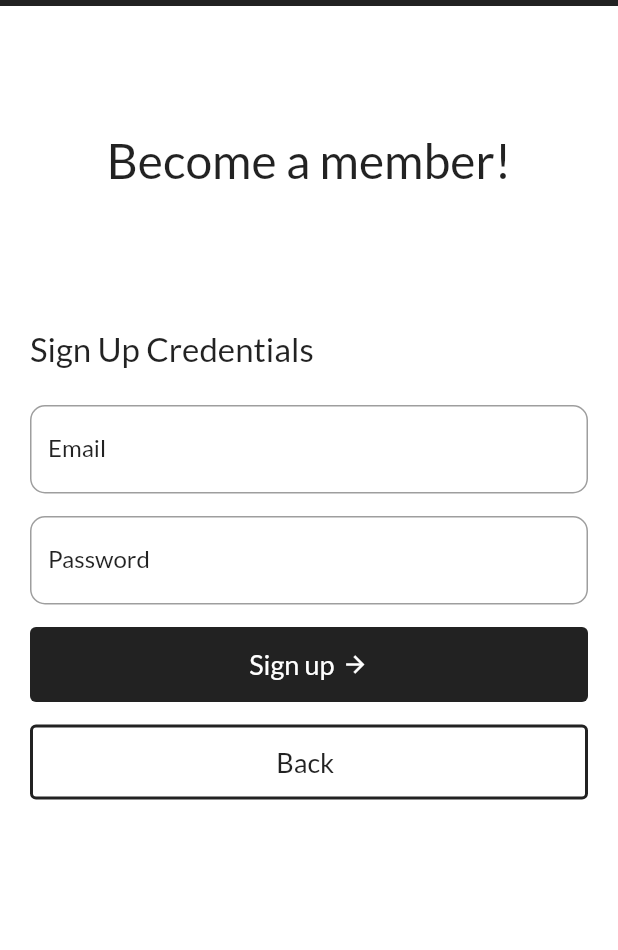
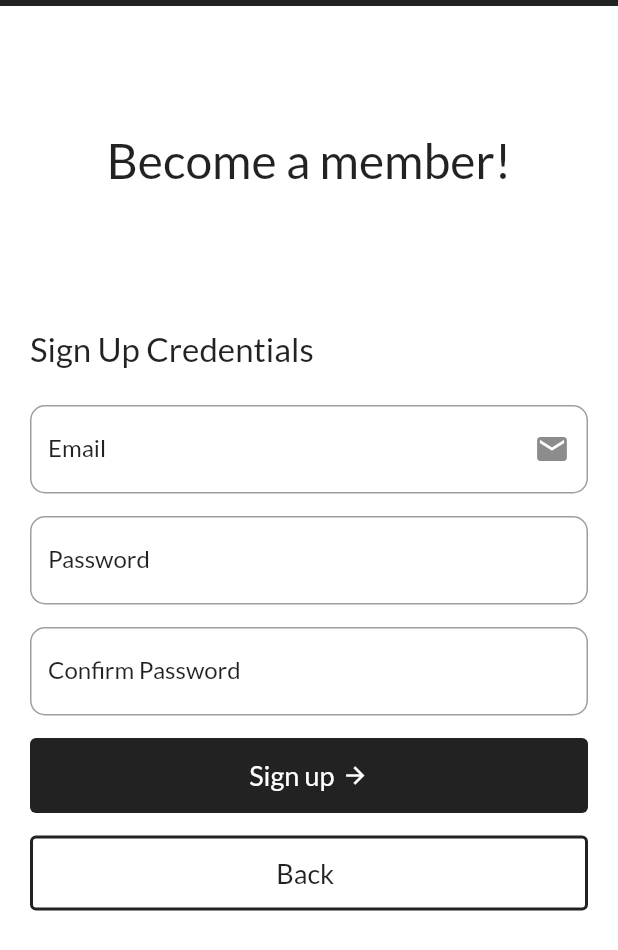
Before and after one commit to paritosh-jha/ssm-hex-view-app, a Flutter app: the SignUpScreen screen opened directly, swiped to page 3, on a phone screen of 412 x 824 dp. Shown: the top 950 px of the screen. Run offline on Flutter 3.47's test engine with Material 2 defaults, Android fonts, the phone set to English and light mode, and no system bars; our stand-ins replace cloud_firestore, firebase_auth, firebase_core, firebase_database, firebase_messaging, font_awesome_flutter and 2 more; missing offline and left inert: maps_launcher; accounts and stored records are empty.

Commit message:
Fixed confirm password

```diff
--- a/lib/screens/auth/widgets/signup_credentials_form.dart
+++ b/lib/screens/auth/widgets/signup_credentials_form.dart
@@ -16,8 +16,11 @@ class SignUpCredentialsForm extends StatefulWidget {
 
 class _SignUpCredentialsFormState extends State<SignUpCredentialsForm> {
   final _formKey = GlobalKey<FormState>();
+  late final TextEditingController _passwordController =
+      TextEditingController();
   String enteredEmail = '';
   String enteredPassword = '';
+  String enteredRepeatedPassword = '';
 
   _onSubmit() {
     final isValid = _formKey.currentState!.validate();
@@ -65,6 +68,7 @@ class _SignUpCredentialsFormState extends State<SignUpCredentialsForm> {
                 decoration: const InputDecoration(
                   label: Text('Email'),
                   hintText: 'Enter your email',
+                  suffixIcon: Icon(Icons.mail),
                 ),
                 validator: (value) {
                   if (value == null || value.trim().isEmpty) {
@@ -80,6 +84,7 @@ class _SignUpCredentialsFormState extends State<SignUpCredentialsForm> {
                 height: 15,
               ),
               TextFormField(
+                controller: _passwordController,
                 decoration: const InputDecoration(
                   label: Text('Password'),
                   hintText: 'Enter your password',
@@ -94,6 +99,26 @@ class _SignUpCredentialsFormState extends State<SignUpCredentialsForm> {
                 },
                 onSaved: (value) {
                   enteredPassword = value!;
+                },
+              ),
+              const SizedBox(
+                height: 15,
+              ),
+              TextFormField(
+                decoration: const InputDecoration(
+                  label: Text('Confirm Password'),
+                  hintText: 'Re-enter your password',
+                ),
+                validator: (value) {
+                  if (value == null || value.trim().isEmpty) {
+                    return 'Please re-enter your password';
+                  } else if (value != _passwordController.text) {
+                    return 'Passwords do not match';
+                  }
+                  return null;
+                },
+                onSaved: (value) {
+                  enteredRepeatedPassword = value!;
                 },
               ),
               const SizedBox(
```
